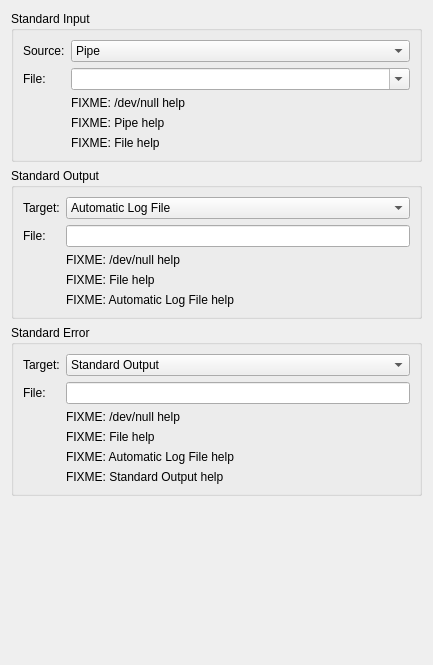
Qt form src/brickv/plugin_system/plugins/red/ui/program_page_stdio.ui (Tinkerforge/brickv) before a commit.
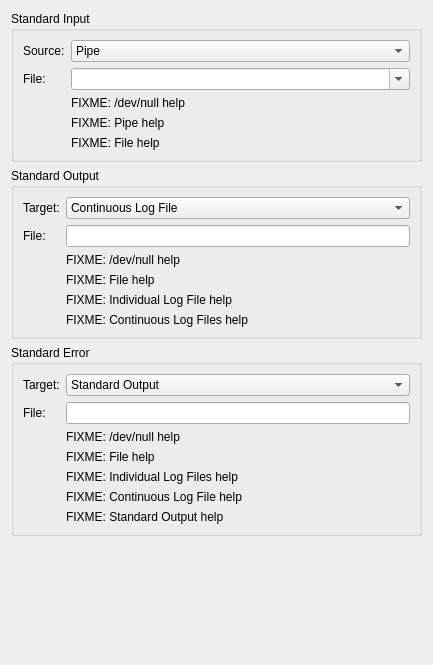
The same form after that commit.

Commit message: red-brick: Adapt to stdio log mode split

The edit to the form file:
```diff
--- a/src/brickv/plugin_system/plugins/red/ui/program_page_stdio.ui
+++ b/src/brickv/plugin_system/plugins/red/ui/program_page_stdio.ui
@@ -144,7 +144,7 @@
              </sizepolicy>
             </property>
             <property name="currentIndex">
-             <number>2</number>
+             <number>3</number>
             </property>
             <item>
              <property name="text">
@@ -158,7 +158,12 @@
             </item>
             <item>
              <property name="text">
-              <string>Automatic Log File</string>
+              <string>Individual Log Files</string>
+             </property>
+            </item>
+            <item>
+             <property name="text">
+              <string>Continuous Log File</string>
              </property>
             </item>
            </widget>
@@ -174,9 +179,9 @@
            </widget>
           </item>
           <item row="4" column="1">
-           <widget class="QLabel" name="label_stdout_log_help">
+           <widget class="QLabel" name="label_stdout_individual_log_help">
             <property name="text">
-             <string>FIXME: Automatic Log File help</string>
+             <string>FIXME: Individual Log File help</string>
             </property>
             <property name="wordWrap">
              <bool>true</bool>
@@ -206,6 +211,13 @@
           <item row="1" column="1">
            <widget class="QLineEdit" name="edit_stdout_file"/>
           </item>
+          <item row="5" column="1">
+           <widget class="QLabel" name="label_stdout_continuous_log_help">
+            <property name="text">
+             <string>FIXME: Continuous Log Files help</string>
+            </property>
+           </widget>
+          </item>
          </layout>
         </item>
        </layout>
@@ -239,7 +251,7 @@
             </property>
            </widget>
           </item>
-          <item row="5" column="1">
+          <item row="6" column="1">
            <widget class="QLabel" name="label_stderr_stdout_help">
             <property name="text">
              <string>FIXME: Standard Output help</string>
@@ -260,9 +272,9 @@
            </widget>
           </item>
           <item row="4" column="1">
-           <widget class="QLabel" name="label_stderr_log_help">
+           <widget class="QLabel" name="label_stderr_individual_log_help">
             <property name="text">
-             <string>FIXME: Automatic Log File help</string>
+             <string>FIXME: Individual Log Files help</string>
             </property>
             <property name="wordWrap">
              <bool>true</bool>
@@ -291,7 +303,7 @@
              </sizepolicy>
             </property>
             <property name="currentIndex">
-             <number>3</number>
+             <number>4</number>
             </property>
             <item>
              <property name="text">
@@ -305,7 +317,12 @@
             </item>
             <item>
              <property name="text">
-              <string>Automatic Log File</string>
+              <string>Individual Log Files</string>
+             </property>
+            </item>
+            <item>
+             <property name="text">
+              <string>Continuous Log File</string>
              </property>
             </item>
             <item>
@@ -315,6 +332,13 @@
             </item>
            </widget>
           </item>
+          <item row="5" column="1">
+           <widget class="QLabel" name="label_stderr_continuous_log_help">
+            <property name="text">
+             <string>FIXME: Continuous Log File help</string>
+            </property>
+           </widget>
+          </item>
          </layout>
         </item>
        </layout>
```
The commit also changes 4 other files.
